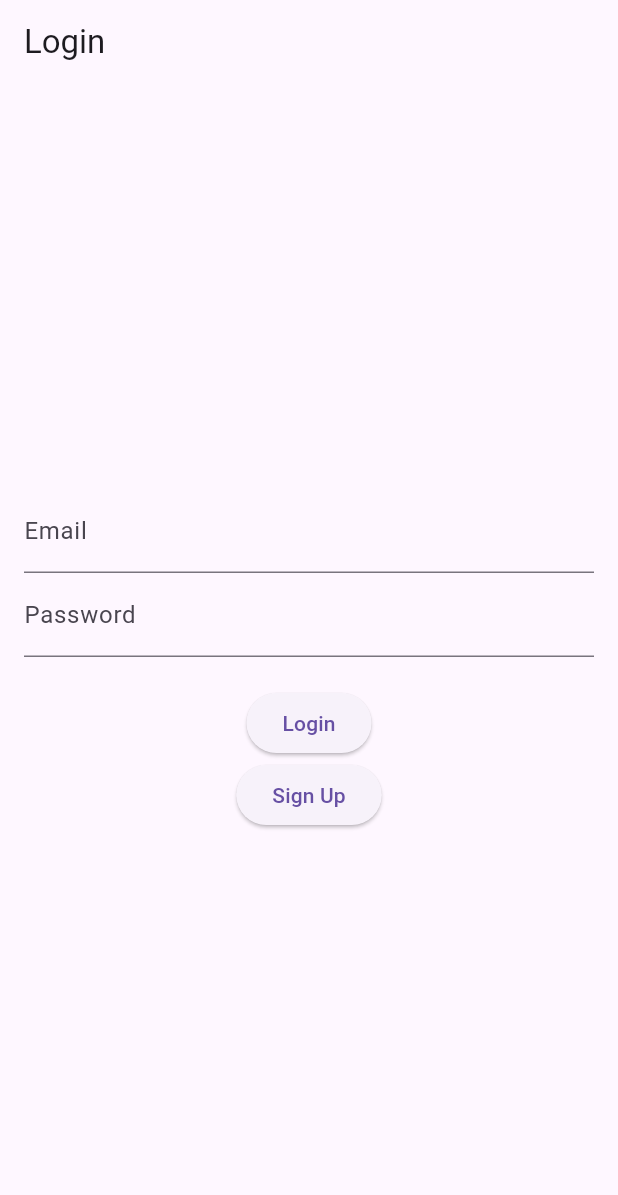
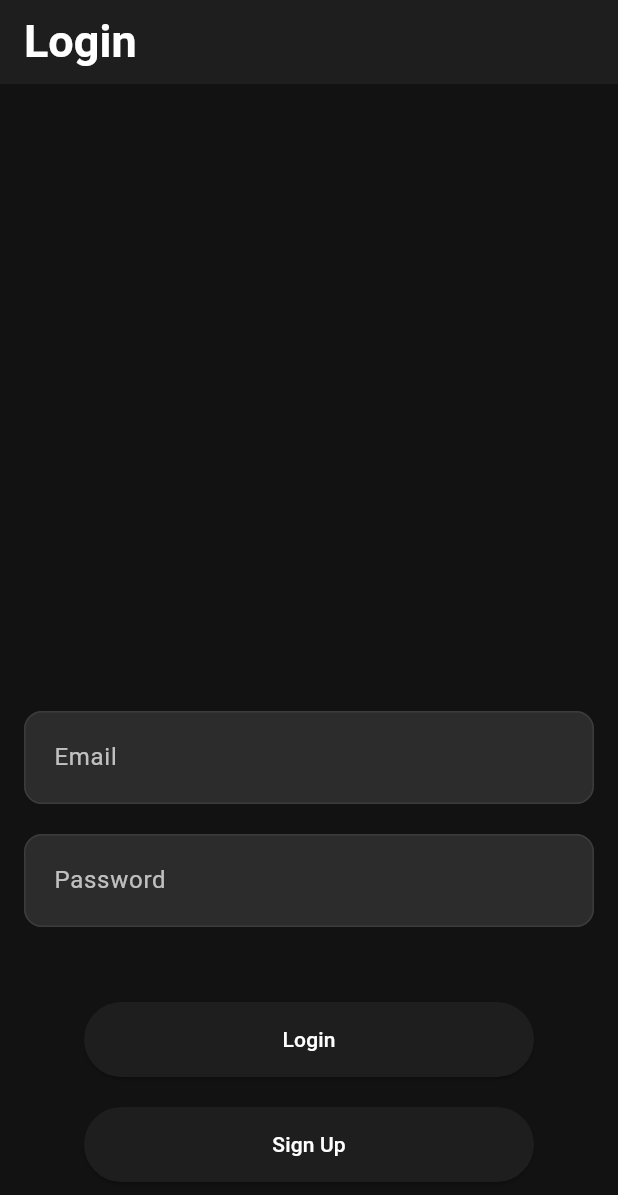
Before and after one commit to dinethsiriwardana/E-commerce-App-with-Firebase-Authentication-and-GetX, a Flutter app: the screen it shows after launch, on a phone screen of 412 x 824 dp. Shown: the top 1195 px of the screen. Run offline on Flutter 3.47's test engine with Material 3 defaults, Android fonts, the phone set to English and light mode, and no system bars; our stand-ins replace cached_network_image, carousel_slider, firebase_auth, firebase_core, get; accounts and stored records are empty; network calls fail.

Commit message:
change themes

```diff
--- a/lib/app/modules/products/views/home_page.dart
+++ b/lib/app/modules/products/views/home_page.dart
@@ -33,7 +33,7 @@ class HomePage extends GetView<ProductController> {
         return GridView.builder(
           gridDelegate: SliverGridDelegateWithFixedCrossAxisCount(
             crossAxisCount: 2,
-            childAspectRatio: 0.7,
+            childAspectRatio: 0.6,
           ),
           itemCount: controller.products.length,
           itemBuilder: (context, index) {
--- a/lib/app/modules/products/views/login_page.dart
+++ b/lib/app/modules/products/views/login_page.dart
@@ -10,32 +10,44 @@ class LoginPage extends GetView<AuthController> {
   @override
   Widget build(BuildContext context) {
     return Scaffold(
-      appBar: AppBar(title: Text('Login')),
+      appBar: AppBar(title: const Text('Login')),
       body: Padding(
-        padding: EdgeInsets.all(16.0),
+        padding: const EdgeInsets.all(16.0),
         child: Column(
           mainAxisAlignment: MainAxisAlignment.center,
           children: [
+            Spacer(),
             TextField(
               controller: _emailController,
-              decoration: InputDecoration(labelText: 'Email'),
+              decoration: const InputDecoration(labelText: 'Email'),
             ),
+            const SizedBox(height: 20),
             TextField(
               controller: _passwordController,
-              decoration: InputDecoration(labelText: 'Password'),
+              decoration: const InputDecoration(labelText: 'Password'),
               obscureText: true,
             ),
-            SizedBox(height: 20),
-            ElevatedButton(
-              onPressed: () => controller.signIn(
-                  _emailController.text, _passwordController.text),
-              child: Text('Login'),
+            const SizedBox(height: 50),
+            SizedBox(
+              width: 300,
+              height: 50,
+              child: ElevatedButton(
+                onPressed: () => controller.signIn(
+                    _emailController.text, _passwordController.text),
+                child: const Text('Login'),
+              ),
             ),
-            ElevatedButton(
-              onPressed: () => controller.signUp(
-                  _emailController.text, _passwordController.text),
-              child: Text('Sign Up'),
+            const SizedBox(height: 20),
+            SizedBox(
+              height: 50,
+              width: 300,
+              child: ElevatedButton(
+                onPressed: () => controller.signUp(
+                    _emailController.text, _passwordController.text),
+                child: const Text('Sign Up'),
+              ),
             ),
+            const SizedBox(height: 20),
           ],
         ),
       ),
--- /dev/null
+++ b/lib/core/utils/theme_data.dart
@@ -0,0 +1,117 @@
+import 'package:flutter/material.dart';
+
+ThemeData themeData = ThemeData(
+  useMaterial3: true,
+  brightness: Brightness.dark,
+  scaffoldBackgroundColor: const Color(0xFF121212),
+
+  // Color Scheme (minimal required for the components)
+  colorScheme: const ColorScheme.dark(
+    primary: Colors.white,
+    surface: Color(0xFF1E1E1E),
+    background: Color(0xFF121212),
+    onSurface: Colors.white,
+    onBackground: Colors.white,
+  ),
+
+  // Text Theme
+  textTheme: const TextTheme(
+    // For headings and titles
+    titleLarge: TextStyle(
+      color: Colors.white,
+      fontSize: 30,
+      fontWeight: FontWeight.w600,
+    ),
+    // For regular text
+    bodyLarge: TextStyle(
+      color: Colors.white,
+      fontSize: 25,
+      fontWeight: FontWeight.normal,
+    ),
+    // For smaller text and labels
+    bodyMedium: TextStyle(
+      color: Colors.white70,
+      fontSize: 20,
+      fontWeight: FontWeight.normal,
+    ),
+    // For input text
+    bodySmall: TextStyle(
+      color: Colors.white60,
+      fontSize: 12,
+      fontWeight: FontWeight.normal,
+    ),
+  ),
+
+  // Input Decoration Theme
+  inputDecorationTheme: InputDecorationTheme(
+    filled: true,
+    fillColor: const Color(0xFF2C2C2C),
+    // Normal border
+    border: OutlineInputBorder(
+      borderRadius: BorderRadius.circular(12),
+      borderSide: BorderSide.none,
+    ),
+    // When the input is enabled but not focused
+    enabledBorder: OutlineInputBorder(
+      borderRadius: BorderRadius.circular(12),
+      borderSide: const BorderSide(color: Color(0xFF3C3C3C), width: 1),
+    ),
+    // When the input is focused
+    focusedBorder: OutlineInputBorder(
+      borderRadius: BorderRadius.circular(12),
+      borderSide: BorderSide(color: Colors.blue[400]!, width: 2),
+    ),
+    // Text styling
+    labelStyle: const TextStyle(
+      color: Colors.white70,
+      fontSize: 16,
+    ),
+    hintStyle: const TextStyle(
+      color: Colors.white38,
+      fontSize: 16,
+    ),
+    // Padding inside the input
+    contentPadding: const EdgeInsets.symmetric(
+      horizontal: 16,
+      vertical: 12,
+    ),
+  ),
+
+  // Dropdown Theme
+  dropdownMenuTheme: DropdownMenuThemeData(
+    // Text style for the selected item
+    textStyle: const TextStyle(
+      color: Colors.white,
+      fontSize: 16,
+    ),
+    // Menu styling
+    menuStyle: MenuStyle(
+      backgroundColor: MaterialStateProperty.all(const Color(0xFF2C2C2C)),
+      elevation: MaterialStateProperty.all(8),
+      padding: MaterialStateProperty.all(
+        const EdgeInsets.symmetric(vertical: 8),
+      ),
+      shape: MaterialStateProperty.all(
+        RoundedRectangleBorder(
+          borderRadius: BorderRadius.circular(12),
+        ),
+      ),
+    ),
+  ),
+);
+
+BoxDecoration darkModeBoxDecoration = BoxDecoration(
+  color: const Color(0xFF1E1E1E), // Background color for containers
+  borderRadius: BorderRadius.circular(12), // Rounded corners
+  boxShadow: [
+    BoxShadow(
+      color: Colors.black.withOpacity(0.25), // Slight shadow
+      blurRadius: 8, // Blur effect
+      offset: const Offset(0, 4), // Shadow position
+    ),
+  ],
+  border: Border.all(
+    color: const Color(0xFF3C3C3C), // Border color
+    width: 1,
+  ),
+);
--- a/lib/main.dart
+++ b/lib/main.dart
@@ -1,7 +1,9 @@
 import 'package:e_commerce_app/app/modules/products/controllers/auth_controller.dart';
 import 'package:e_commerce_app/app/modules/products/controllers/product_controller.dart';
 import 'package:e_commerce_app/app/routes/routes.dart';
+import 'package:e_commerce_app/core/utils/theme_data.dart';
 import 'package:firebase_core/firebase_core.dart';
+import 'package:flutter/material.dart';
 import 'package:flutter/widgets.dart';
 import 'package:get/get.dart';
 
@@ -21,6 +23,7 @@ class MyApp extends StatelessWidget {
       title: 'E-commerce App',
       initialRoute: AppPages.INITIAL,
       getPages: AppPages.routes,
+      theme: themeData,
     );
   }
 }
```
